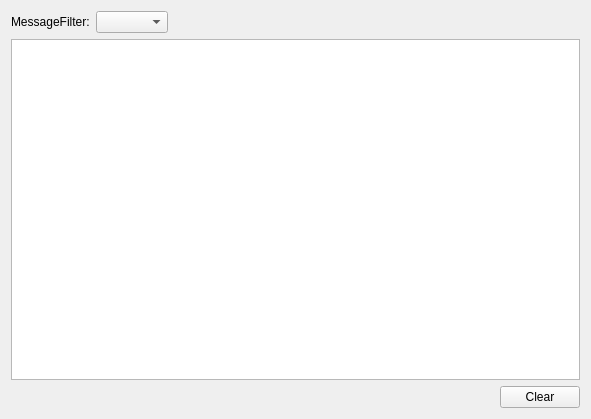
Before: the Qt Designer form Source/Editor/QtBackend/ConsoleWindow/Public/QtConsoleWindow.ui in XYBGameEngine/XYBEngine, drawn with Qt 5.
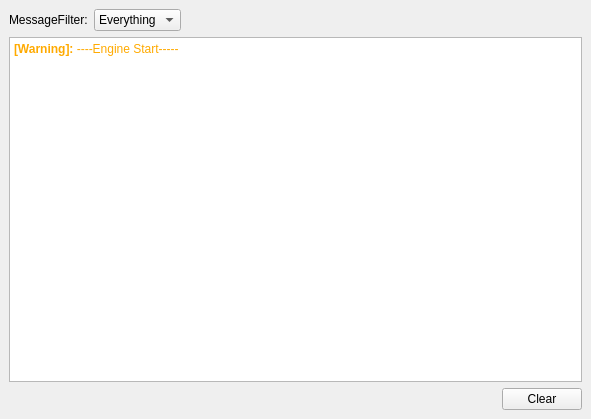
After: the same form once the commit is applied.

What changed in the file:
```diff
--- a/Source/Editor/QtBackend/ConsoleWindow/Public/QtConsoleWindow.ui
+++ b/Source/Editor/QtBackend/ConsoleWindow/Public/QtConsoleWindow.ui
@@ -17,10 +17,25 @@
    <string notr="true"/>
   </property>
   <layout class="QGridLayout" name="gridLayout">
+   <property name="leftMargin">
+    <number>9</number>
+   </property>
+   <property name="topMargin">
+    <number>9</number>
+   </property>
+   <property name="rightMargin">
+    <number>9</number>
+   </property>
+   <property name="bottomMargin">
+    <number>9</number>
+   </property>
    <item row="0" column="0">
     <layout class="QVBoxLayout" name="verticalLayout">
      <item>
       <layout class="QHBoxLayout" name="horizontalLayout">
+       <property name="sizeConstraint">
+        <enum>QLayout::SizeConstraint::SetMinimumSize</enum>
+       </property>
        <item>
         <widget class="QLabel" name="label">
          <property name="text">
@@ -29,7 +44,23 @@
         </widget>
        </item>
        <item>
-        <widget class="QComboBox" name="UI_Filter"/>
+        <widget class="QComboBox" name="UI_Filter">
+         <item>
+          <property name="text">
+           <string>Everything</string>
+          </property>
+         </item>
+         <item>
+          <property name="text">
+           <string>Warning</string>
+          </property>
+         </item>
+         <item>
+          <property name="text">
+           <string>Error</string>
+          </property>
+         </item>
+        </widget>
        </item>
        <item>
         <spacer name="horizontalSpacer">
@@ -47,17 +78,33 @@
       </layout>
      </item>
      <item>
-      <widget class="QPlainTextEdit" name="UI_Meesage">
+      <widget class="QTextBrowser" name="textBrowser">
+       <property name="sizePolicy">
+        <sizepolicy hsizetype="Expanding" vsizetype="Expanding">
+         <horstretch>0</horstretch>
+         <verstretch>0</verstretch>
+        </sizepolicy>
+       </property>
        <property name="readOnly">
-        <bool>true</bool>
+        <bool>false</bool>
        </property>
-       <property name="plainText">
-        <string/>
+       <property name="html">
+        <string>&lt;!DOCTYPE HTML PUBLIC &quot;-//W3C//DTD HTML 4.0//EN&quot; &quot;http://www.w3.org/TR/REC-html40/strict.dtd&quot;&gt;
+&lt;html&gt;&lt;head&gt;&lt;meta name=&quot;qrichtext&quot; content=&quot;1&quot; /&gt;&lt;meta charset=&quot;utf-8&quot; /&gt;&lt;style type=&quot;text/css&quot;&gt;
+p, li { white-space: pre-wrap; }
+hr { height: 1px; border-width: 0; }
+li.unchecked::marker { content: &quot;\2610&quot;; }
+li.checked::marker { content: &quot;\2612&quot;; }
+&lt;/style&gt;&lt;/head&gt;&lt;body style=&quot; font-family:'Microsoft YaHei UI'; font-size:9pt; font-weight:400; font-style:normal;&quot;&gt;
+&lt;p style=&quot; margin-top:0px; margin-bottom:0px; margin-left:0px; margin-right:0px; -qt-block-indent:0; text-indent:0px;&quot;&gt;&lt;span style=&quot; font-weight:700; color:#ffaa00;&quot;&gt;[Warning]: &lt;/span&gt;&lt;span style=&quot; color:#ffaa00;&quot;&gt;----Engine Start-----&lt;/span&gt;&lt;/p&gt;&lt;/body&gt;&lt;/html&gt;</string>
        </property>
       </widget>
      </item>
      <item>
       <layout class="QHBoxLayout" name="horizontalLayout_2">
+       <property name="sizeConstraint">
+        <enum>QLayout::SizeConstraint::SetMinimumSize</enum>
+       </property>
        <item>
         <spacer name="horizontalSpacer_2">
          <property name="orientation">
```
Left out of the diff: 2 changed lines with no effect on the pictures.
